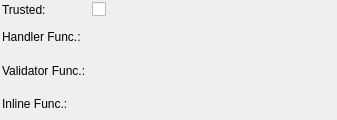
pgmodeler/pgmodeler, file libs/libgui/ui/dbobjects/languagewidget.ui: the form before one commit.
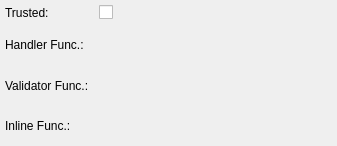
The form after the commit.

The edit to the form file:
```diff
--- a/libs/libgui/ui/dbobjects/languagewidget.ui
+++ b/libs/libgui/ui/dbobjects/languagewidget.ui
@@ -7,7 +7,7 @@
     <x>0</x>
     <y>0</y>
     <width>337</width>
-    <height>120</height>
+    <height>146</height>
    </rect>
   </property>
   <property name="minimumSize">
@@ -18,19 +18,19 @@
   </property>
   <layout class="QGridLayout" name="language_grid">
    <property name="leftMargin">
-    <number>2</number>
+    <number>5</number>
    </property>
    <property name="topMargin">
-    <number>2</number>
+    <number>5</number>
    </property>
    <property name="rightMargin">
-    <number>2</number>
+    <number>5</number>
    </property>
    <property name="bottomMargin">
-    <number>2</number>
+    <number>5</number>
    </property>
    <property name="spacing">
-    <number>6</number>
+    <number>10</number>
    </property>
    <item row="0" column="1">
     <widget class="QCheckBox" name="trusted_chk">
```
